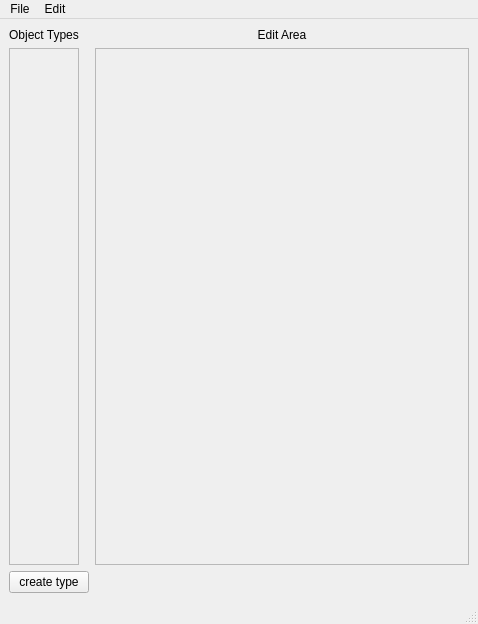
Before: the Qt Designer form mainwindow.ui in Den-One/GameObjectListEditor, drawn with Qt 5.
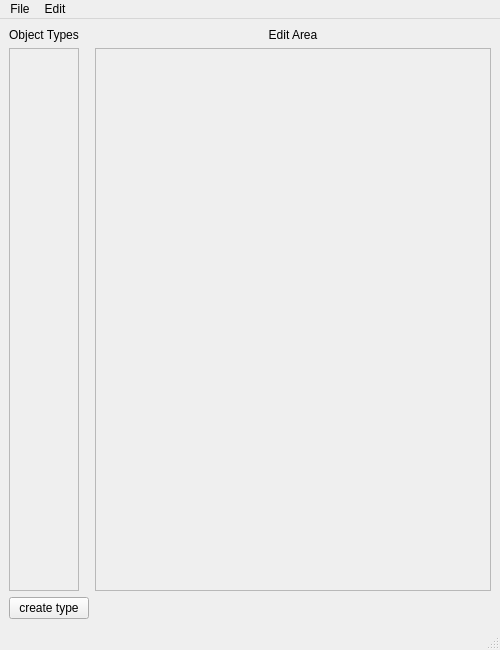
After: the same form once the commit is applied. Icons and pictures are not drawn.

The edit to the form file:
```diff
--- a/mainwindow.ui
+++ b/mainwindow.ui
@@ -6,8 +6,8 @@
    <rect>
     <x>0</x>
     <y>0</y>
-    <width>478</width>
-    <height>624</height>
+    <width>500</width>
+    <height>650</height>
    </rect>
   </property>
   <property name="windowTitle">
@@ -40,7 +40,7 @@
          <x>0</x>
          <y>0</y>
          <width>68</width>
-         <height>509</height>
+         <height>535</height>
         </rect>
        </property>
       </widget>
@@ -56,8 +56,8 @@
         <rect>
          <x>0</x>
          <y>0</y>
-         <width>372</width>
-         <height>509</height>
+         <width>394</width>
+         <height>535</height>
         </rect>
        </property>
       </widget>
@@ -77,7 +77,7 @@
     <rect>
      <x>0</x>
      <y>0</y>
-     <width>478</width>
+     <width>500</width>
      <height>21</height>
     </rect>
    </property>
```
